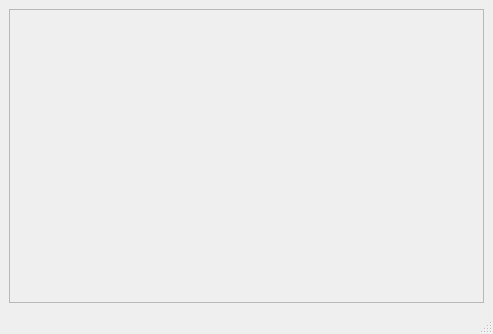
Qt form mainwindow.ui (K1Tony/chess) before a commit.
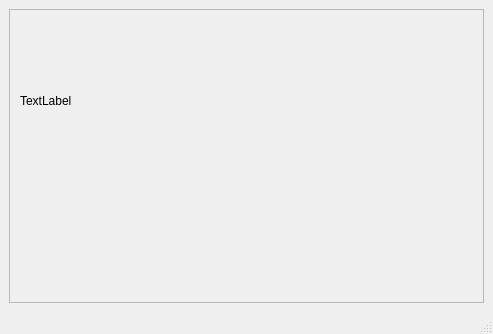
The same form after that commit. Icons and pictures are not drawn.

Patch:
```diff
--- a/mainwindow.ui
+++ b/mainwindow.ui
@@ -62,6 +62,19 @@
            <height>279</height>
           </rect>
          </property>
+         <widget class="QLabel" name="label">
+          <property name="geometry">
+           <rect>
+            <x>10</x>
+            <y>20</y>
+            <width>581</width>
+            <height>141</height>
+           </rect>
+          </property>
+          <property name="text">
+           <string>TextLabel</string>
+          </property>
+         </widget>
         </widget>
        </widget>
       </item>
```
